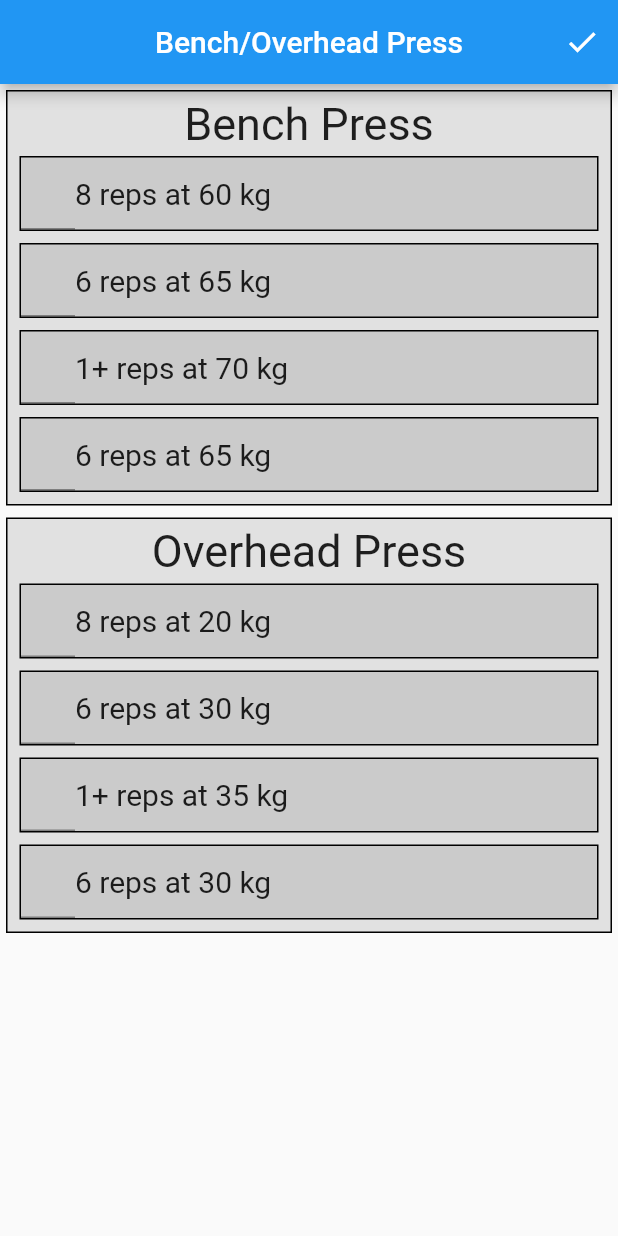
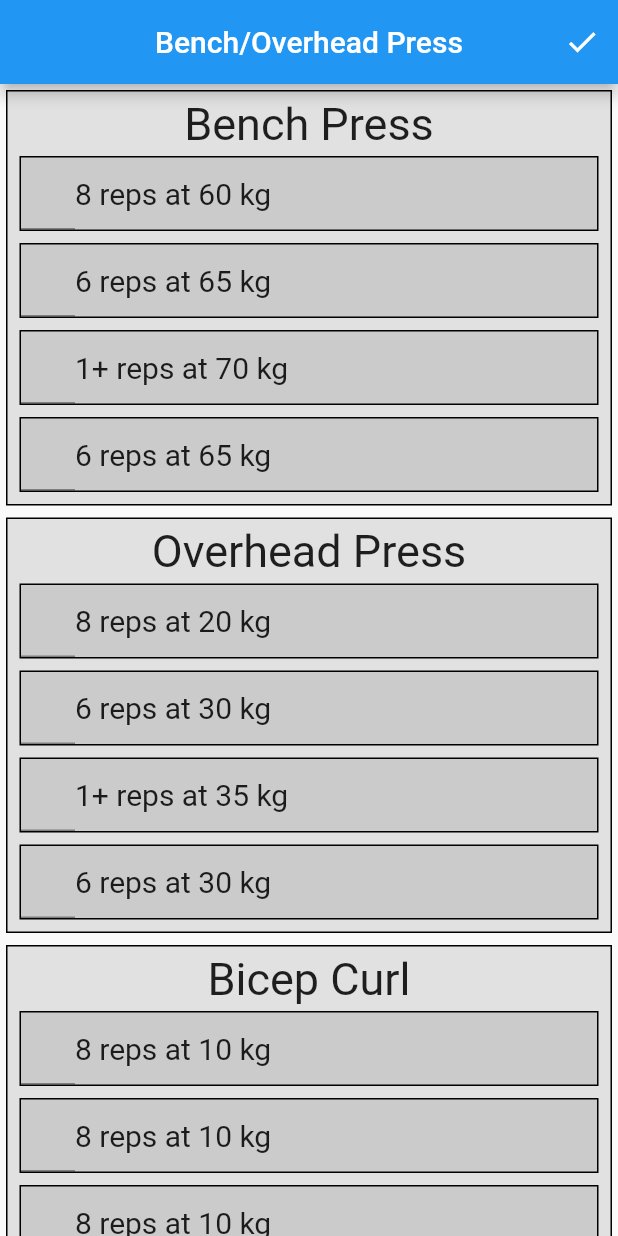
Before and after one commit to ptstory/defiled-nsuns, a Flutter app: the screen it shows after launch, on a phone screen of 412 x 824 dp. Run offline on Flutter 3.47's test engine with Material 2 defaults, Android fonts, the phone set to English and light mode, and no system bars.

```diff
--- a/lib/cycle/exercise.dart
+++ b/lib/cycle/exercise.dart
@@ -42,4 +42,4 @@ class _ExerciseWidgetState extends State<ExerciseWidget> {
                       ]))));
 }
 
-enum TargetMuscle { chest, shoulders, back, legs, abs }
+enum TargetMuscle { chest, shoulders, back, legs, abs, arms }
--- a/lib/main.dart
+++ b/lib/main.dart
@@ -22,6 +22,14 @@ List<DayProgram> programs = <DayProgram>[
           ExerciseSet(weight: 30, repetitions: 6),
           ExerciseSet(weight: 35, repetitions: 1),
           ExerciseSet(weight: 30, repetitions: 6),
+        ]),
+    Exercise(
+        name: 'Bicep Curl',
+        targetMuscle: TargetMuscle.arms,
+        sets: <ExerciseSet>[
+          ExerciseSet(weight: 10, repetitions: 8),
+          ExerciseSet(weight: 10, repetitions: 8),
+          ExerciseSet(weight: 10, repetitions: 8)
         ])
   ])
 ];
```
